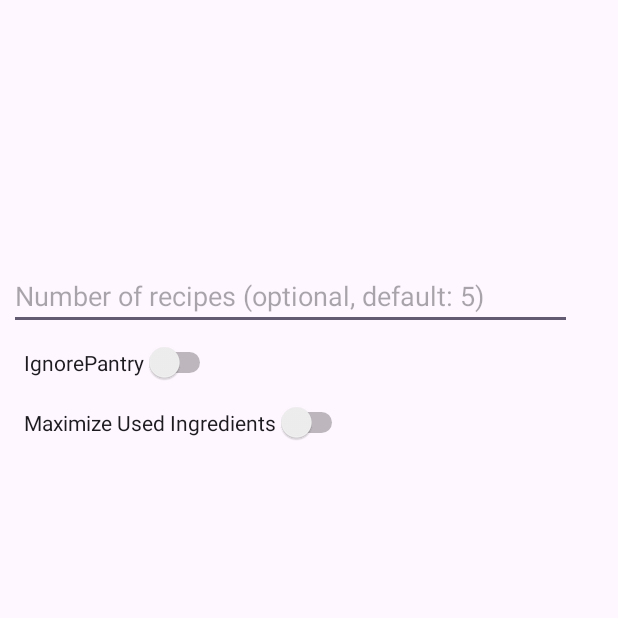
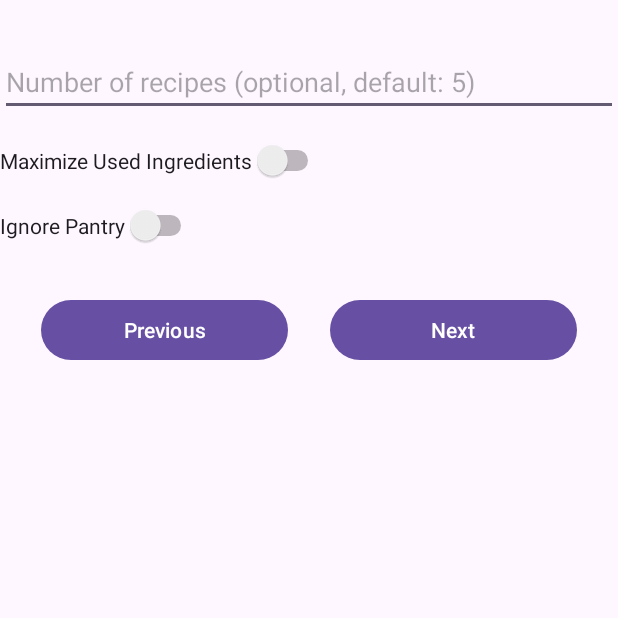
Before and after one commit to AbdelHamdyGhanem/FoodFinderApp, an Android app: the FoodPrefActivity screen opened directly, with no data from a screen before it, on a phone screen of 412 x 824 dp, the top half of it. Run offline under Robolectric (Android 15) with nearby library versions, the phone set to English and light mode, and no system bars.

Commit message:
minor fix for button in activity_main2

```diff
--- a/Application/app/src/main/java/com/example/application/FoodPrefActivity.kt
+++ b/Application/app/src/main/java/com/example/application/FoodPrefActivity.kt
@@ -54,4 +54,5 @@ class FoodPrefActivity : AppCompatActivity() {
         intent.putExtra("preferences", preferences)
         startActivity(intent)
     }
+
 }
--- a/Application/app/src/main/res/layout/activity_main2.xml
+++ b/Application/app/src/main/res/layout/activity_main2.xml
@@ -7,63 +7,56 @@
     android:layout_height="match_parent"
     tools:context=".FoodPrefActivity">
 
-
     <EditText
         android:id="@+id/number_of_recipes"
-        android:layout_width="375dp"
-        android:layout_height="44dp"
-        android:layout_marginTop="176dp"
-        android:autofillHints=""
+        android:layout_width="0dp"
+        android:layout_height="wrap_content"
+        android:layout_marginTop="32dp"
         android:hint="Number of recipes (optional, default: 5)"
-        android:inputType="text"
+        android:inputType="number"
         app:layout_constraintEnd_toEndOf="parent"
-        app:layout_constraintHorizontal_bias="0.166"
         app:layout_constraintStart_toStartOf="parent"
-        app:layout_constraintTop_toTopOf="parent" />
-
-    <Button
-        android:id="@+id/button_next_API"
-        android:layout_width="106dp"
-        android:layout_height="50dp"
-        android:layout_marginTop="912dp"
-        android:text="Next"
-        app:layout_constraintEnd_toEndOf="parent"
-        app:layout_constraintHorizontal_bias="0.798"
-        app:layout_constraintStart_toStartOf="parent"
-        app:layout_constraintTop_toTopOf="parent" />
-
-    <Button
-        android:id="@+id/button_prev_foodPref"
-        android:layout_width="106dp"
-        android:layout_height="50dp"
-        android:layout_marginTop="912dp"
-        android:text="Previous"
-        app:layout_constraintEnd_toEndOf="parent"
-        app:layout_constraintHorizontal_bias="0.169"
-        app:layout_constraintStart_toStartOf="parent"
-        app:layout_constraintTop_toTopOf="parent" />
+        app:layout_constraintTop_toTopOf="parent"
+        app:layout_constraintHorizontal_bias="0.5"/>
 
     <Switch
         android:id="@+id/maximizeIngredients"
         android:layout_width="wrap_content"
         android:layout_height="wrap_content"
-        android:layout_marginStart="16dp"
-        android:layout_marginTop="268dp"
+        android:layout_marginTop="16dp"
         android:text="Maximize Used Ingredients"
         app:layout_constraintStart_toStartOf="parent"
-        app:layout_constraintTop_toTopOf="parent"
-        tools:ignore="UseSwitchCompatOrMaterialXml" />
+        app:layout_constraintTop_toBottomOf="@id/number_of_recipes"/>
 
     <Switch
         android:id="@+id/ignorePantry"
         android:layout_width="wrap_content"
         android:layout_height="wrap_content"
-        android:layout_marginStart="16dp"
-        android:layout_marginTop="228dp"
-        android:text="IgnorePantry"
+        android:layout_marginTop="16dp"
+        android:text="Ignore Pantry"
         app:layout_constraintStart_toStartOf="parent"
-        app:layout_constraintTop_toTopOf="parent"
-        tools:ignore="UseSwitchCompatOrMaterialXml" />
+        app:layout_constraintTop_toBottomOf="@id/maximizeIngredients"/>
 
+    <Button
+        android:id="@+id/button_prev_foodPref"
+        android:layout_width="0dp"
+        android:layout_height="wrap_content"
+        android:layout_marginTop="32dp"
+        android:text="Previous"
+        app:layout_constraintEnd_toStartOf="@id/button_next_API"
+        app:layout_constraintStart_toStartOf="parent"
+        app:layout_constraintTop_toBottomOf="@id/ignorePantry"
+        app:layout_constraintWidth_percent="0.4"/>
+
+    <Button
+        android:id="@+id/button_next_API"
+        android:layout_width="0dp"
+        android:layout_height="wrap_content"
+        android:layout_marginTop="32dp"
+        android:text="Next"
+        app:layout_constraintEnd_toEndOf="parent"
+        app:layout_constraintStart_toEndOf="@id/button_prev_foodPref"
+        app:layout_constraintTop_toBottomOf="@id/ignorePantry"
+        app:layout_constraintWidth_percent="0.4"/>
 
 </androidx.constraintlayout.widget.ConstraintLayout>
```
